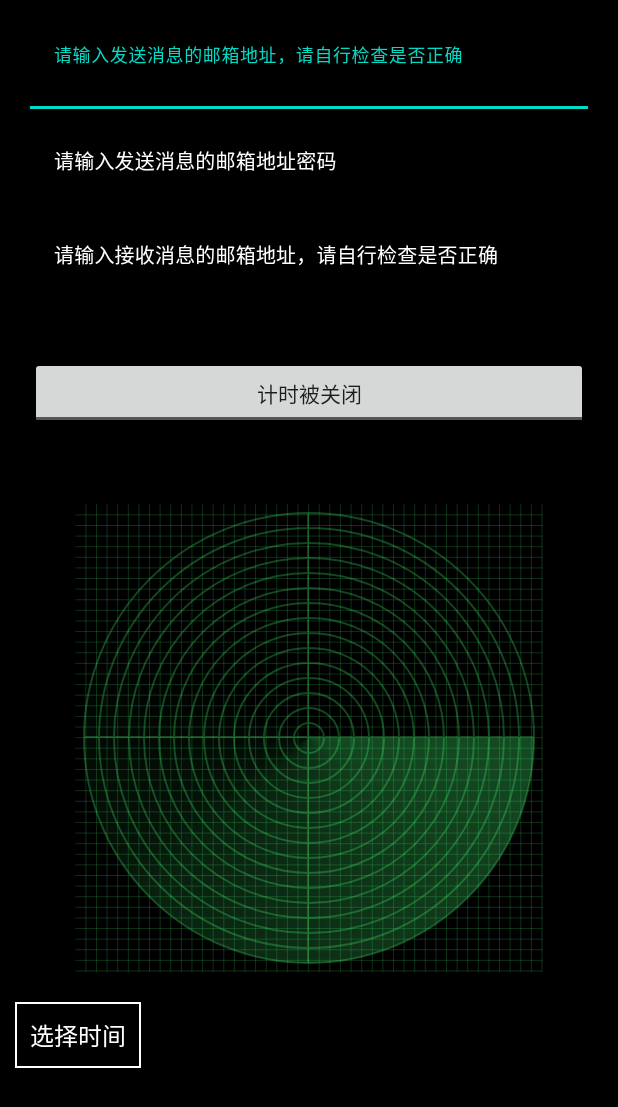
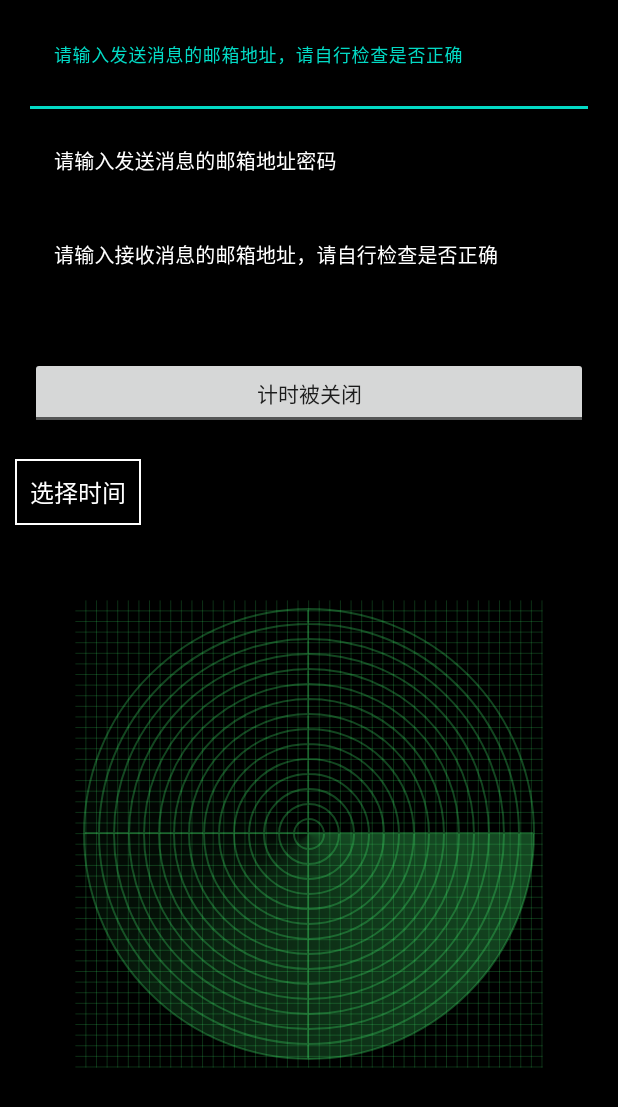
Before and after one commit to githubwangjunqiang/open_dingding, an Android app: the screen it shows after launch (MainActivity), on a phone screen of 412 x 824 dp. Shown: the top 1107 px of the screen. Run offline under Robolectric (Android 15) with nearby library versions, the phone set to English and light mode, and no system bars; libraries missing offline, so code that uses them is left out: com.teprinciple.mailsender.

Commit message:
发版 2.0

```diff
--- a/app/build.gradle
+++ b/app/build.gradle
@@ -11,8 +11,8 @@ android {
         applicationId "com.app.xq.dingding"
         minSdkVersion 21
         targetSdkVersion 30
-        versionCode 1
-        versionName "1.0"
+        versionCode 2
+        versionName "2.0"
 
         testInstrumentationRunner "androidx.test.runner.AndroidJUnitRunner"
     }
--- a/app/src/main/res/layout/activity_main.xml
+++ b/app/src/main/res/layout/activity_main.xml
@@ -78,17 +78,6 @@
         android:textOff="计时被关闭"
         android:textOn="计时被打开" />
 
-    <com.app.xq.dingding.RadarView
-        android:id="@+id/radarview"
-        android:layout_width="match_parent"
-        android:layout_height="0dp"
-        android:layout_gravity="center_horizontal"
-        android:layout_marginStart="50dp"
-        android:layout_marginTop="50dp"
-        android:layout_marginEnd="50dp"
-        android:layout_weight="1" />
-
-
     <TextView
         android:id="@+id/starttime"
         android:layout_width="wrap_content"
@@ -103,6 +92,17 @@
         android:textColor="#ffffff"
         android:textSize="16dp" />
 
+    <com.app.xq.dingding.RadarView
+        android:id="@+id/radarview"
+        android:layout_width="match_parent"
+        android:layout_height="0dp"
+        android:layout_gravity="center_horizontal"
+        android:layout_marginStart="50dp"
+        android:layout_marginTop="50dp"
+        android:layout_marginEnd="50dp"
+        android:layout_weight="1" />
+
+
     <TextView
         android:id="@+id/starttimecontent"
         android:layout_width="wrap_content"
```
Also changed, not shown: app/src/main/java/com/app/xq/dingding/MainActivity.kt (+12 -4 lines), app/src/main/java/com/app/xq/dingding/SendMailboxManager.kt (+19 -0 lines).
